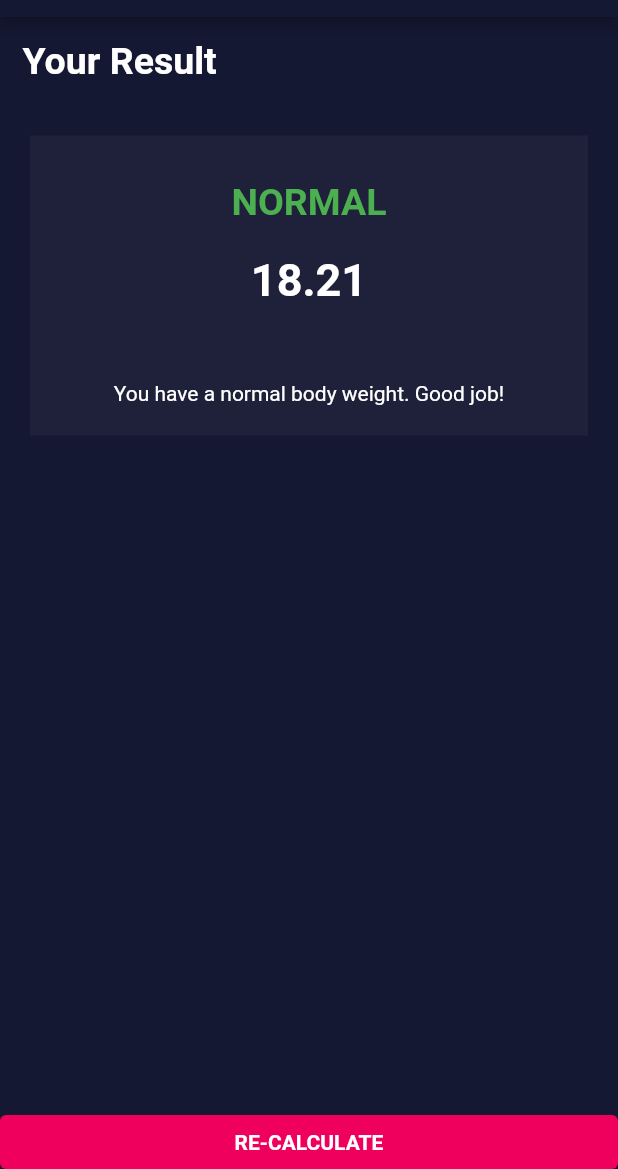
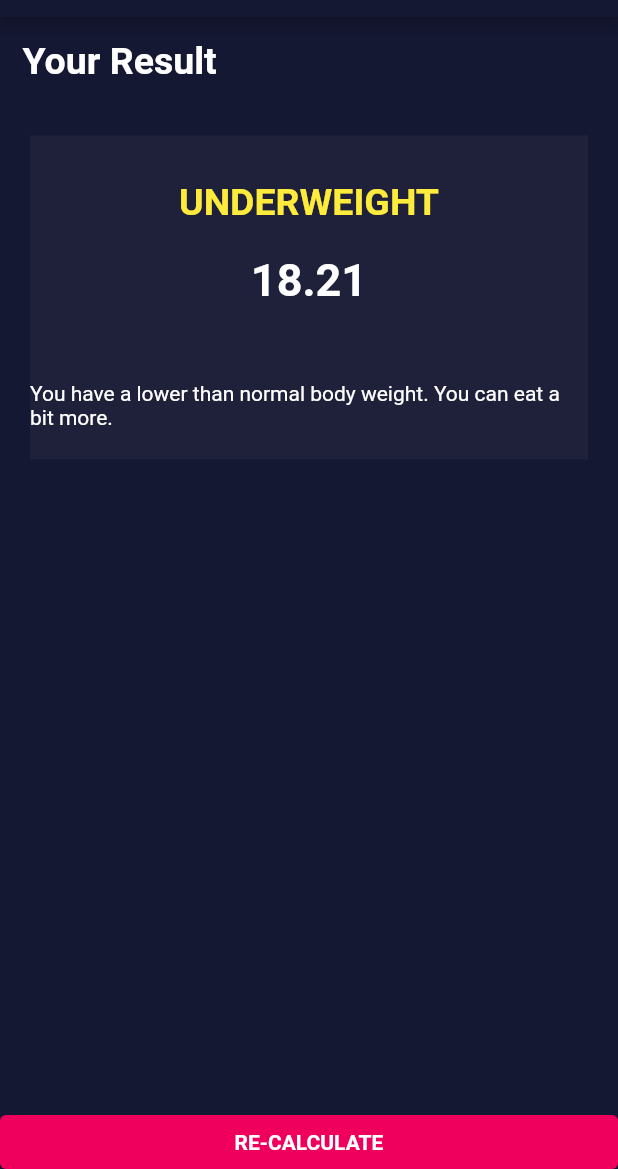
Before and after one commit to nathanicha/bmi-calculator-flutter, a Flutter app: the screen it shows after launch, after a tap on "CALCULATE", on a phone screen of 412 x 824 dp, the part 67-1236 px from its top. Run offline on Flutter 3.47's test engine with Material 2 defaults, Android fonts, the phone set to English and light mode, and no system bars.

Commit message:
Update result.dart
fix: defect on calculate bmi

```diff
--- a/lib/result.dart
+++ b/lib/result.dart
@@ -1,8 +1,12 @@
 import 'package:flutter/material.dart';
 
 class ResultPage extends StatefulWidget {
-
-  const ResultPage({Key? key, required this.title, required this.height, required this.weight, required this.age})
+  const ResultPage(
+      {Key? key,
+      required this.title,
+      required this.height,
+      required this.weight,
+      required this.age})
       : super(key: key);
 
   final String title;
@@ -15,7 +19,6 @@ class ResultPage extends StatefulWidget {
 }
 
 class _ResultPageState extends State<ResultPage> {
-
   double getBMI() {
     double heightM = widget.height.toDouble() / 100.0;
     double result = (widget.weight.toDouble() / (heightM * heightM));
@@ -75,11 +78,12 @@ class _ResultPageState extends State<ResultPage> {
                 alignment: Alignment.center,
                 width: double.infinity,
                 padding: const EdgeInsets.all(10),
-                child: Text(getBmiMeasure(bmi),
-                  style: const TextStyle(
+                child: Text(
+                  getBmiMeasure(bmi),
+                  style: TextStyle(
                       fontSize: 25,
                       fontWeight: FontWeight.bold,
-                      color: Colors.green),
+                      color: getBmiTextColor(bmi)),
                 ),
               ),
               Container(
@@ -107,27 +111,41 @@ class _ResultPageState extends State<ResultPage> {
   }
 
   String getBmiMeasure(double bmi) {
-    if(bmi > 18.5) {
+    if (bmi < 18.5) {
       return "UNDERWEIGHT";
-    } else if(bmi > 22.9) {
+    } else if (bmi < 22.9) {
       return "NORMAL";
-    } else if(bmi < 24.9) {
+    } else if (bmi < 24.9) {
       return "NORMAL";
-    } else if(bmi < 29.9) {
+    } else if (bmi < 29.9) {
       return "OVERWEIGHT";
     } else {
       return "OVERWEIGHT";
     }
   }
 
+  Color getBmiTextColor(double bmi) {
+    if (bmi < 18.5) {
+      return Colors.yellow;
+    } else if (bmi < 22.9) {
+      return Colors.green;
+    } else if (bmi < 24.9) {
+      return Colors.green;
+    } else if (bmi < 29.9) {
+      return Colors.red;
+    } else {
+      return Colors.red;
+    }
+  }
+
   String getBmiSuggestion(double bmi) {
-    if(bmi > 18.5) {
+    if (bmi < 18.5) {
       return "You have a lower than normal body weight. You can eat a bit more.";
-    } else if(bmi > 22.9) {
+    } else if (bmi < 22.9) {
       return "You have a normal body weight. Good job!";
-    } else if(bmi < 24.9) {
+    } else if (bmi < 24.9) {
       return "You have a normal body weight. Good job!";
-    } else if(bmi < 29.9) {
+    } else if (bmi < 29.9) {
       return "You have a higher than normal body weight. Try to exercise more.";
     } else {
       return "You have a higher than normal body weight. Try to exercise more.";
```
